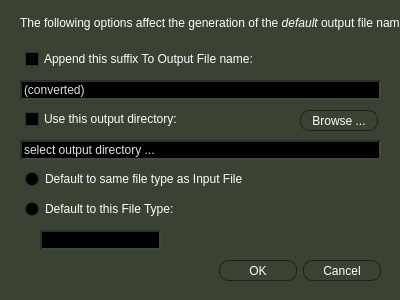
Above: ferocious/outputfileoptions_dialog.ui from jniemann66/ferocious before the change. Below: the same form after it.
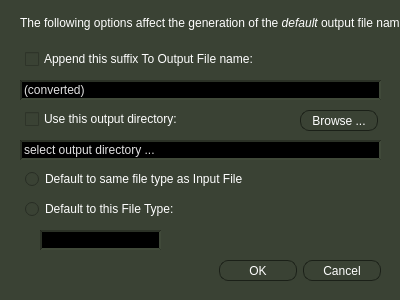
That is the form after the change. Icons and pictures are not drawn.

```diff
--- a/ferocious/outputfileoptions_dialog.ui
+++ b/ferocious/outputfileoptions_dialog.ui
@@ -109,9 +109,9 @@
      <colorrole role="Base">
       <brush brushstyle="SolidPattern">
        <color alpha="255">
-        <red>0</red>
-        <green>0</green>
-        <blue>0</blue>
+        <red>58</red>
+        <green>66</green>
+        <blue>52</blue>
        </color>
       </brush>
      </colorrole>
@@ -246,9 +246,9 @@
      <colorrole role="Base">
       <brush brushstyle="SolidPattern">
        <color alpha="255">
-        <red>0</red>
-        <green>0</green>
-        <blue>0</blue>
+        <red>58</red>
+        <green>66</green>
+        <blue>52</blue>
        </color>
       </brush>
      </colorrole>
@@ -302,9 +302,9 @@
      <colorrole role="WindowText">
       <brush brushstyle="SolidPattern">
        <color alpha="255">
-        <red>29</red>
-        <green>33</green>
-        <blue>26</blue>
+        <red>255</red>
+        <green>255</green>
+        <blue>255</blue>
        </color>
       </brush>
      </colorrole>
@@ -356,9 +356,9 @@
      <colorrole role="Text">
       <brush brushstyle="SolidPattern">
        <color alpha="255">
-        <red>29</red>
-        <green>33</green>
-        <blue>26</blue>
+        <red>255</red>
+        <green>255</green>
+        <blue>255</blue>
        </color>
       </brush>
      </colorrole>
@@ -374,9 +374,9 @@
      <colorrole role="ButtonText">
       <brush brushstyle="SolidPattern">
        <color alpha="255">
-        <red>29</red>
-        <green>33</green>
-        <blue>26</blue>
+        <red>255</red>
+        <green>255</green>
+        <blue>255</blue>
        </color>
       </brush>
      </colorrole>
@@ -449,6 +449,201 @@
    <iconset resource="ferocious.qrc">
     <normaloff>:/images/sine_sweep-32x32-buttonized.png</normaloff>:/images/sine_sweep-32x32-buttonized.png</iconset>
   </property>
+  <property name="styleSheet">
+   <string notr="true">QWidget{
+	color: rgb(255,255,255);
+	background-color: #3a4234;
+}
+
+QDialog {
+	background-color: #3a4234;
+}
+
+QLineEdit {
+	background-color: rgb(0, 0, 0);
+	color: rgb(225, 225, 225);
+	selection-background-color: rgb(0, 0, 127);
+	selection-color: rgb(255, 255, 255);
+	border-width: 2px;
+	border-style: inset;
+	border-color: #2b3126;;
+}
+
+QLineEdit:disabled {
+	background-color:   #32392d;
+	color: rgb(225, 225, 225);
+	selection-background-color: rgb(0, 0, 127);
+	selection-color: rgb(255, 255, 255);
+	border-width: 2px;
+	border-style: inset;
+	color: #3a4234;
+	border-color: #2b3126;
+}
+
+QPushButton {
+	color: #fff;
+	border: 1px solid #1b2018;
+	border-radius: 9px;
+	padding: 5px;
+	background: qradialgradient(cx: 0.3, cy: -0.4,
+	fx: 0.3, fy: -0.4,
+	radius: 1.35, stop: 0 #46503f, stop: 1 #2d3328);
+	min-width: 66px;
+	height: 9px;
+}
+
+QPushButton:hover {
+	background: qradialgradient(cx: 0.3, cy: -0.4,
+	fx: 0.3, fy: -0.4,
+	radius: 1.35, stop: 0 #535e4a, stop: 1 #3a4234);
+}
+
+QPushButton:pressed {
+	background: qradialgradient(cx: 0.4, cy: -0.1,
+	fx: 0.4, fy: -0.1,
+	radius: 1.35, stop: 0 #70e01a, stop: 1#3b770e);
+}
+
+QPushButton:disabled {
+	background: qradialgradient(cx: 0.4, cy: -0.1,
+	fx: 0.4, fy: -0.1,
+	radius: 1.35, stop: 0 #3a4234, stop: 1#3b770e);
+}
+
+QPushButton:disabled[flashing=&quot;true&quot;] {
+	background: qradialgradient(cx: 0.4, cy: -0.1,
+	fx: 0.4, fy: -0.1,
+	radius: 1.35, stop: 0 #70e01a, stop: 1#21251d);
+}
+
+QComboBox {
+	background-color: rgb(0, 0, 0);
+	color: rgb(225, 225, 225);
+	selection-background-color: rgb(0, 0, 127);
+	selection-color: rgb(255, 255, 255);
+	border-width: 2px;
+	border-style: inset;
+	border-color:  #2b3126;
+}
+
+QComboBox::drop-down:enabled {
+	color: #fff;
+	border: 1px solid #1b2018;
+	padding: 0px;
+	background: qradialgradient(cx: 0.3, cy: -0.4,
+	fx: 0.3, fy: -0.4,
+	radius: 1.35, stop: 0 #46503f, stop: 1 #2d3328);
+}
+
+QComboBox::down-arrow:enabled {
+	image: url(:/images/DownArrow8x8.png);
+}
+
+QComboBox::disabled {
+	background-color:   #32392d;
+	color: rgb(225, 225, 225);
+	selection-background-color: rgb(0, 0, 127);
+	selection-color: rgb(255, 255, 255);
+	border-width: 2px;
+	border-style: inset;
+	color: #3a4234;
+	border-color: #2b3126;
+}
+
+QComboBox::drop-down:disabled {
+	background-color:   #32392d;
+	color: rgb(225, 225, 225);
+	selection-background-color: rgb(0, 0, 127);
+	selection-color: rgb(255, 255, 255);
+	border-width: 0px;
+	border-style: inset;
+	color: #3a4234;
+	border-color: #2b3126;
+}
+
+QComboBox QAbstractItemView {
+	background-color: black;
+    selection-background-color: rgb(0, 0, 127);
+}
+
+QSpinBox {
+	background-color: rgb(0, 0, 0);
+	color: rgb(225, 225, 225);
+	selection-background-color: rgb(0, 0, 127);
+	selection-color: rgb(255, 255, 255);
+}
+
+QDoubleSpinBox {
+	background-color: rgb(0, 0, 0);
+	color: rgb(225, 225, 225);
+	selection-background-color: rgb(0, 0, 127);
+	selection-color: rgb(255, 255, 255);
+}
+
+QTextBrowser {
+	background-color: rgb(0, 0, 0);
+	color: #70e01a;
+	selection-background-color: rgb(0, 0, 127);
+	selection-color: rgb(255, 255, 255);
+	border-width: 2px;
+	border-style: inset;
+	border-color: #2b3126;
+}
+
+QMenuBar {
+	color: #fff;
+	border: 1px solid #1b2018;
+	border-radius: 6px;
+	background: qradialgradient(cx: 0.3, cy: -0.4,
+	fx: 0.3, fy: -0.4,
+	radius: 1.35, stop: 0 #46503f, stop: 1 #2d3328);
+	min-width: 66px;
+	max-height: 30px;
+}
+
+QMenuBar::item {
+	color: #fff;
+	border: 1px solid #1b2018;
+	border-radius: 6px;
+	background: qradialgradient(cx: 0.3, cy: -0.4,
+	fx: 0.3, fy: -0.4,
+	radius: 1.35, stop: 0 #46503f, stop: 1 #2d3328);
+	padding: 2px;
+	min-width: 66px;
+}
+
+QMenuBar::item:pressed {
+	background: qradialgradient(cx: 0.3, cy: -0.4,
+	fx: 0.3, fy: -0.4,
+	radius: 1.35, stop: 0 #535e4a, stop: 1 #3a4234);
+}
+
+QMenu {
+	color: #fff;
+	border: 1px solid #1b2018;
+	border-radius: 9px;
+	padding: 5px;
+	background: qradialgradient(cx: 0.3, cy: -0.4,
+	fx: 0.3, fy: -0.4,
+	radius: 1.35, stop: 0 #46503f, stop: 1 #2d3328);
+	min-width: 66px;
+}
+
+QMenu:hover {
+	background: qradialgradient(cx: 0.3, cy: -0.4,
+	fx: 0.3, fy: -0.4,
+	radius: 1.35, stop: 0 #535e4a, stop: 1 #3a4234);
+}
+
+QMenu:pressed {
+	background: qradialgradient(cx: 0.4, cy: -0.1,
+	fx: 0.4, fy: -0.1,
+	radius: 1.35, stop: 0 #70e01a, stop: 1#3b770e);
+}
+
+
+</string>
+  </property>
   <widget class="QDialogButtonBox" name="OutputFileOptions_buttonBox">
    <property name="geometry">
     <rect>
```
Left out of the diff: 112 changed lines with no effect on the pictures.
